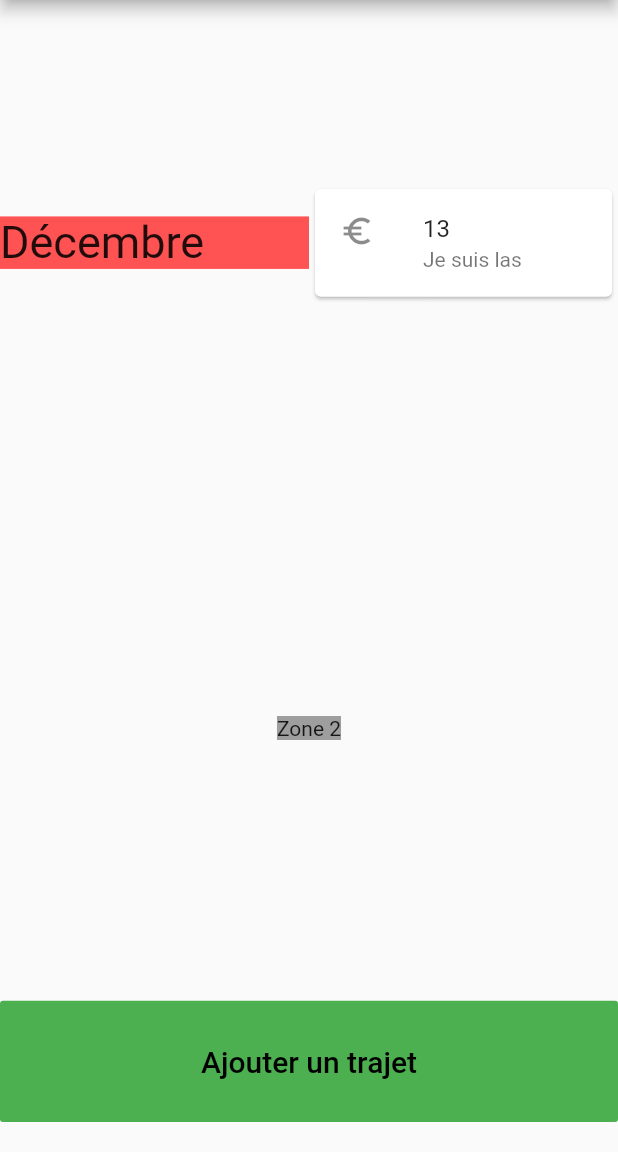
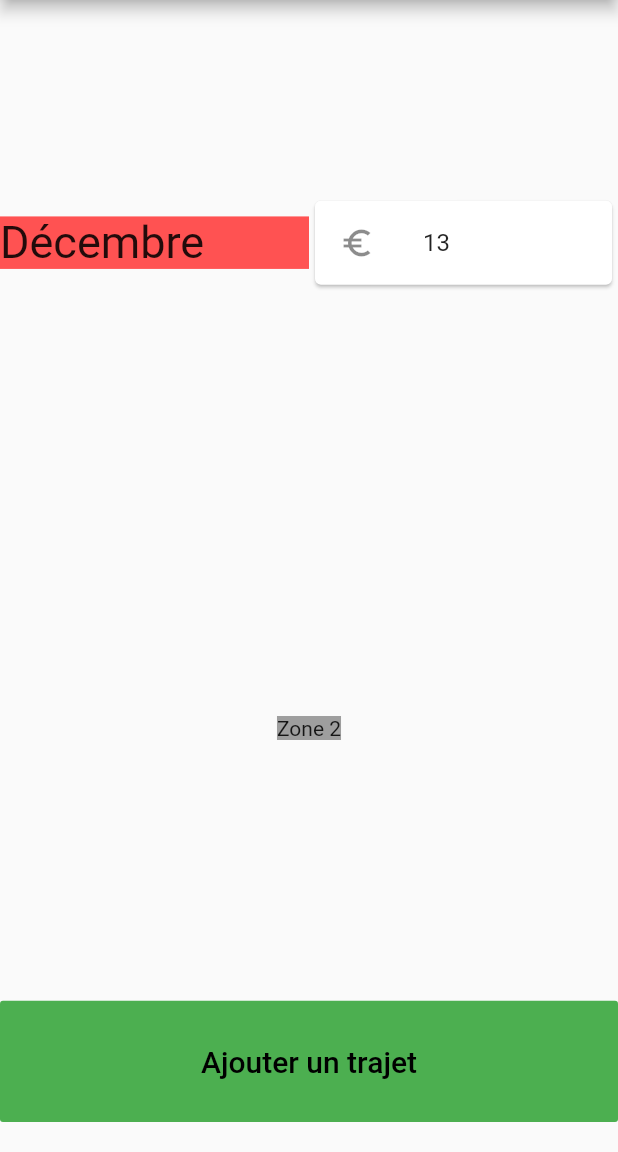
Before and after one commit to jmarcm/gestbus_flutter, a Flutter app: the screen it shows after launch, on a phone screen of 412 x 824 dp, the part 84-1236 px from its top. Run offline on Flutter 3.47's test engine with Material 2 defaults, Android fonts, the phone set to English and light mode, and no system bars.

Commit message:
Remove card's subtitle

```diff
--- a/lib/main.dart
+++ b/lib/main.dart
@@ -35,7 +35,6 @@ class Gestbus extends StatelessWidget {
                         child: ListTile(
                           leading: Icon(Icons.euro_symbol),
                           title: Text('13'),
-                          subtitle: Text('Je suis las'),
                         ),
                       ),
                     ),
```
